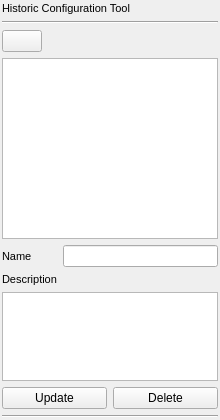
Above: icepapcms/gui/ui/historiccfgwidget.ui from ALBA-Synchrotron/IcepapCMS before the change. Below: the same form after it.
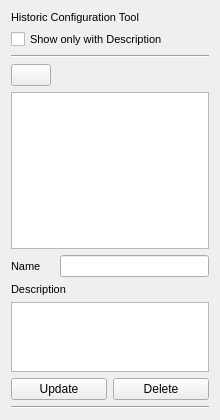
That is the form after the change. The open tabs and pages were chosen to show the change. Icons and pictures are not drawn.

Commit message: Direct access to edit last configuration

```diff
--- a/icepapcms/gui/ui/historiccfgwidget.ui
+++ b/icepapcms/gui/ui/historiccfgwidget.ui
@@ -34,23 +34,8 @@
   <property name="autoFillBackground">
    <bool>true</bool>
   </property>
-  <layout class="QGridLayout">
-   <property name="leftMargin">
-    <number>2</number>
-   </property>
-   <property name="topMargin">
-    <number>2</number>
-   </property>
-   <property name="rightMargin">
-    <number>2</number>
-   </property>
-   <property name="bottomMargin">
-    <number>2</number>
-   </property>
-   <property name="spacing">
-    <number>6</number>
-   </property>
-   <item row="0" column="0" colspan="3">
+  <layout class="QVBoxLayout" name="verticalLayout">
+   <item>
     <widget class="QLabel" name="label_4">
      <property name="text">
       <string>&lt;html&gt;&lt;head&gt;&lt;meta name=&quot;qrichtext&quot; content=&quot;1&quot; /&gt;&lt;style type=&quot;text/css&quot;&gt;
@@ -60,71 +45,32 @@
      </property>
     </widget>
    </item>
-   <item row="3" column="2">
-    <widget class="QLineEdit" name="txtName">
-     <property name="font">
-      <font>
-       <pointsize>8</pointsize>
-      </font>
+   <item>
+    <widget class="QCheckBox" name="cbxFilter">
+     <property name="sizePolicy">
+      <sizepolicy hsizetype="Preferred" vsizetype="Preferred">
+       <horstretch>0</horstretch>
+       <verstretch>0</verstretch>
+      </sizepolicy>
      </property>
-    </widget>
-   </item>
-   <item row="3" column="1">
-    <widget class="QLabel" name="label_3">
-     <property name="text">
-      <string/>
-     </property>
-     <property name="pixmap">
-      <pixmap resource="icepapcms.qrc">:/small_icons/icons/redpixel.png</pixmap>
-     </property>
-    </widget>
-   </item>
-   <item row="3" column="0">
-    <widget class="QLabel" name="label">
      <property name="font">
       <font>
        <pointsize>8</pointsize>
       </font>
      </property>
      <property name="text">
-      <string>Name</string>
+      <string>Show only with Description</string>
      </property>
-     <property name="textFormat">
-      <enum>Qt::AutoText</enum>
-     </property>
     </widget>
    </item>
-   <item row="4" column="0" colspan="2">
-    <widget class="QLabel" name="label_2">
-     <property name="font">
-      <font>
-       <pointsize>8</pointsize>
-      </font>
+   <item>
+    <widget class="Line" name="line">
+     <property name="orientation">
+      <enum>Qt::Horizontal</enum>
      </property>
-     <property name="text">
-      <string>Description</string>
-     </property>
-     <property name="alignment">
-      <set>Qt::AlignLeading|Qt::AlignLeft|Qt::AlignTop</set>
-     </property>
     </widget>
    </item>
-   <item row="5" column="0" colspan="3">
-    <widget class="QTextEdit" name="txtDescription">
-     <property name="maximumSize">
-      <size>
-       <width>16777215</width>
-       <height>100</height>
-      </size>
-     </property>
-     <property name="font">
-      <font>
-       <pointsize>8</pointsize>
-      </font>
-     </property>
-    </widget>
-   </item>
-   <item row="2" column="0" colspan="3">
+   <item>
     <widget class="QStackedWidget" name="stackedWidget">
      <property name="currentIndex">
       <number>0</number>
@@ -169,7 +115,7 @@
         <number>6</number>
        </property>
        <item row="1" column="0" colspan="2">
-        <widget class="QListWidget" name="listWidget"/>
+        <widget class="QListWidget" name="listDayCfgs"/>
        </item>
        <item row="0" column="1">
         <spacer>
@@ -205,21 +151,75 @@
      </widget>
     </widget>
    </item>
-   <item row="7" column="0" colspan="3">
-    <widget class="Line" name="line_2">
-     <property name="orientation">
-      <enum>Qt::Horizontal</enum>
+   <item>
+    <layout class="QHBoxLayout" name="horizontalLayout">
+     <item>
+      <widget class="QLabel" name="label">
+       <property name="font">
+        <font>
+         <pointsize>8</pointsize>
+        </font>
+       </property>
+       <property name="text">
+        <string>Name</string>
+       </property>
+       <property name="textFormat">
+        <enum>Qt::AutoText</enum>
+       </property>
+      </widget>
+     </item>
+     <item>
+      <widget class="QLabel" name="label_3">
+       <property name="text">
+        <string/>
+       </property>
+       <property name="pixmap">
+        <pixmap resource="icepapcms.qrc">:/small_icons/icons/redpixel.png</pixmap>
+       </property>
+      </widget>
+     </item>
+     <item>
+      <widget class="QLineEdit" name="txtName">
+       <property name="font">
+        <font>
+         <pointsize>8</pointsize>
+        </font>
+       </property>
+      </widget>
+     </item>
+    </layout>
+   </item>
+   <item>
+    <widget class="QLabel" name="label_2">
+     <property name="font">
+      <font>
+       <pointsize>8</pointsize>
+      </font>
      </property>
+     <property name="text">
+      <string>Description</string>
+     </property>
+     <property name="alignment">
+      <set>Qt::AlignLeading|Qt::AlignLeft|Qt::AlignTop</set>
+     </property>
     </widget>
    </item>
-   <item row="1" column="0" colspan="3">
-    <widget class="Line" name="line">
-     <property name="orientation">
-      <enum>Qt::Horizontal</enum>
+   <item>
+    <widget class="QTextEdit" name="txtDescription">
+     <property name="maximumSize">
+      <size>
+       <width>16777215</width>
+       <height>100</height>
+      </size>
      </property>
+     <property name="font">
+      <font>
+       <pointsize>8</pointsize>
+      </font>
+     </property>
     </widget>
    </item>
-   <item row="6" column="0" colspan="3">
+   <item>
     <layout class="QHBoxLayout">
      <property name="spacing">
       <number>6</number>
@@ -260,6 +260,13 @@
      </item>
     </layout>
    </item>
+   <item>
+    <widget class="Line" name="line_2">
+     <property name="orientation">
+      <enum>Qt::Horizontal</enum>
+     </property>
+    </widget>
+   </item>
   </layout>
  </widget>
  <resources>
```
Left out of the diff: 6 changed lines with no effect on the pictures. The commit also changes 3 other files.
